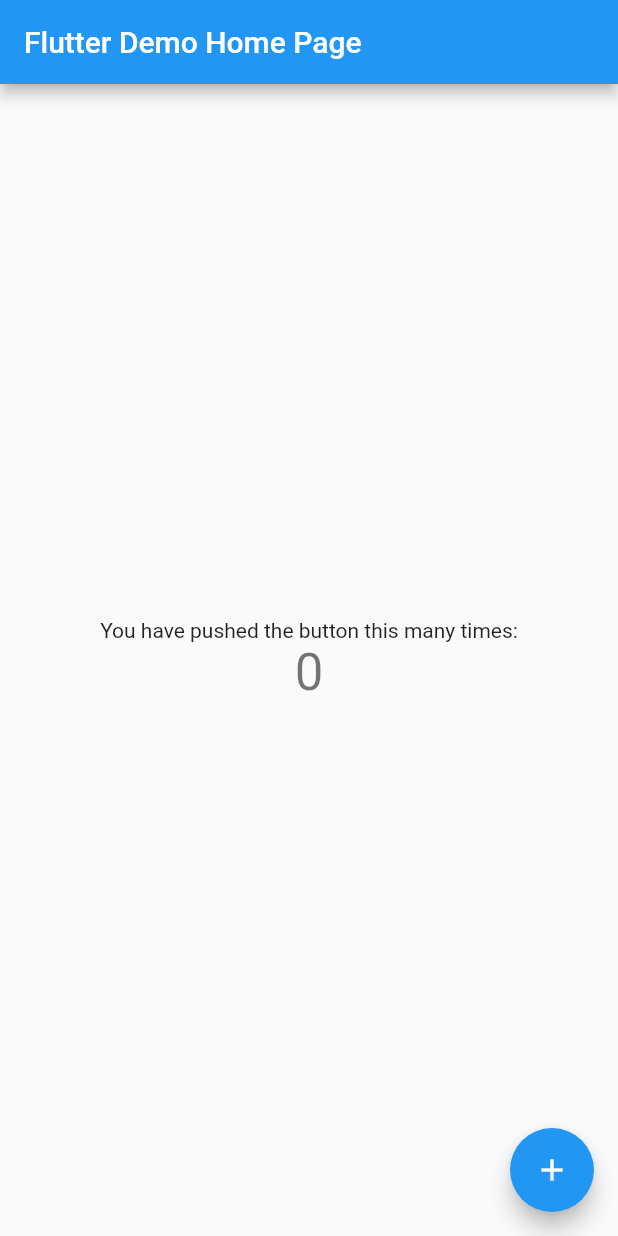
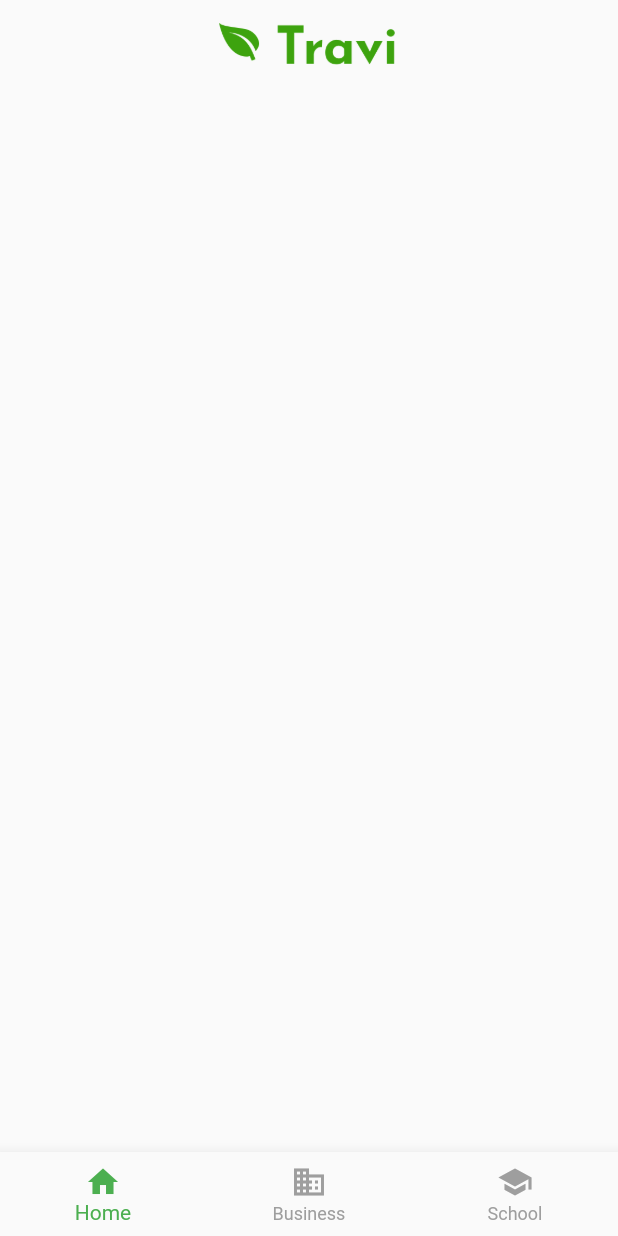
Before and after one commit to rizkyfransisca/Travi-Application, a Flutter app: the screen it shows after launch, on a phone screen of 412 x 824 dp. Run offline on Flutter 3.47's test engine with Material 2 defaults, Android fonts, the phone set to English and light mode, and no system bars.

Commit message:
Update flutter project

```diff
--- a/travi_app_flutter/lib/main.dart
+++ b/travi_app_flutter/lib/main.dart
@@ -1,115 +1,65 @@
 import 'package:flutter/material.dart';
+import 'package:travi_app/pages/homepage.dart';
 
 void main() {
   runApp(const MyApp());
 }
 
 class MyApp extends StatelessWidget {
-  const MyApp({Key? key}) : super(key: key);
+  const MyApp({ Key? key }) : super(key: key);
 
-  // This widget is the root of your application.
   @override
   Widget build(BuildContext context) {
-    return MaterialApp(
-      title: 'Flutter Demo',
-      theme: ThemeData(
-        // This is the theme of your application.
-        //
-        // Try running your application with "flutter run". You'll see the
-        // application has a blue toolbar. Then, without quitting the app, try
-        // changing the primarySwatch below to Colors.green and then invoke
-        // "hot reload" (press "r" in the console where you ran "flutter run",
-        // or simply save your changes to "hot reload" in a Flutter IDE).
-        // Notice that the counter didn't reset back to zero; the application
-        // is not restarted.
-        primarySwatch: Colors.blue,
-      ),
-      home: const MyHomePage(title: 'Flutter Demo Home Page'),
+    return const MaterialApp(
+      debugShowCheckedModeBanner: false,
+      home: NavbarButton()
     );
   }
 }
 
-class MyHomePage extends StatefulWidget {
-  const MyHomePage({Key? key, required this.title}) : super(key: key);
-
-  // This widget is the home page of your application. It is stateful, meaning
-  // that it has a State object (defined below) that contains fields that affect
-  // how it looks.
-
-  // This class is the configuration for the state. It holds the values (in this
-  // case the title) provided by the parent (in this case the App widget) and
-  // used by the build method of the State. Fields in a Widget subclass are
-  // always marked "final".
-
-  final String title;
+class NavbarButton extends StatefulWidget {
+  const NavbarButton({ Key? key }) : super(key: key);
 
   @override
-  State<MyHomePage> createState() => _MyHomePageState();
+  State<NavbarButton> createState() => _NavbarButtonState();
 }
 
-class _MyHomePageState extends State<MyHomePage> {
-  int _counter = 0;
+class _NavbarButtonState extends State<NavbarButton> {
+  int _selectedNavbar = 0;
 
-  void _incrementCounter() {
+  List pages = [
+    const HomePage(),
+  ];
+
+  void _changeSelectedNavBar(int index) {
     setState(() {
-      // This call to setState tells the Flutter framework that something has
-      // changed in this State, which causes it to rerun the build method below
-      // so that the display can reflect the updated values. If we changed
-      // _counter without calling setState(), then the build method would not be
-      // called again, and so nothing would appear to happen.
-      _counter++;
+      _selectedNavbar = index;
     });
   }
-
   @override
   Widget build(BuildContext context) {
-    // This method is rerun every time setState is called, for instance as done
-    // by the _incrementCounter method above.
-    //
-    // The Flutter framework has been optimized to make rerunning build methods
-    // fast, so that you can just rebuild anything that needs updating rather
-    // than having to individually change instances of widgets.
     return Scaffold(
-      appBar: AppBar(
-        // Here we take the value from the MyHomePage object that was created by
-        // the App.build method, and use it to set our appbar title.
-        title: Text(widget.title),
+      body: pages[_selectedNavbar],
+      bottomNavigationBar: BottomNavigationBar(
+        items: const <BottomNavigationBarItem>[
+          BottomNavigationBarItem(
+            icon: Icon(Icons.home),
+            label: 'Home',
+          ),
+          BottomNavigationBarItem(
+            icon: Icon(Icons.business),
+            label: 'Business',
+          ),
+          BottomNavigationBarItem(
+            icon: Icon(Icons.school),
+            label: 'School',
+          ),
+        ],
+        currentIndex: _selectedNavbar,
+        selectedItemColor: Colors.green,
+        unselectedItemColor: Colors.grey,
+        onTap: _changeSelectedNavBar,
       ),
-      body: Center(
-        // Center is a layout widget. It takes a single child and positions it
-        // in the middle of the parent.
-        child: Column(
-          // Column is also a layout widget. It takes a list of children and
-          // arranges them vertically. By default, it sizes itself to fit its
-          // children horizontally, and tries to be as tall as its parent.
-          //
-          // Invoke "debug painting" (press "p" in the console, choose the
-          // "Toggle Debug Paint" action from the Flutter Inspector in Android
-          // Studio, or the "Toggle Debug Paint" command in Visual Studio Code)
-          // to see the wireframe for each widget.
-          //
-          // Column has various properties to control how it sizes itself and
-          // how it positions its children. Here we use mainAxisAlignment to
-          // center the children vertically; the main axis here is the vertical
-          // axis because Columns are vertical (the cross axis would be
-          // horizontal).
-          mainAxisAlignment: MainAxisAlignment.center,
-          children: <Widget>[
-            const Text(
-              'You have pushed the button this many times:',
-            ),
-            Text(
-              '$_counter',
-              style: Theme.of(context).textTheme.headline4,
-            ),
-          ],
-        ),
-      ),
-      floatingActionButton: FloatingActionButton(
-        onPressed: _incrementCounter,
-        tooltip: 'Increment',
-        child: const Icon(Icons.add),
-      ), // This trailing comma makes auto-formatting nicer for build methods.
     );
   }
 }
--- /dev/null
+++ b/travi_app_flutter/lib/pages/homepage.dart
@@ -0,0 +1,29 @@
+import 'package:flutter/material.dart';
+
+class HomePage extends StatefulWidget {
+  const HomePage({ Key? key }) : super(key: key);
+
+  @override
+  State<HomePage> createState() => _HomePageState();
+}
+
+class _HomePageState extends State<HomePage> {
+  @override
+  Widget build(BuildContext context) {
+    return Scaffold(
+      body: Center(
+        child: Column(
+          children: [
+            Padding(
+              padding: const EdgeInsets.symmetric(vertical: 15),
+              child: Image.asset(
+                  'assets/images/logo.png',
+                  width: 120,
+                ),
+            )
+          ],
+        ),
+      )
+    );
+  }
+}
--- a/travi_app_flutter/pubspec.yaml
+++ b/travi_app_flutter/pubspec.yaml
@@ -58,9 +58,8 @@
   uses-material-design: true
 
   # To add assets to your application, add an assets section, like this:
-  # assets:
-  #   - images/a_dot_burr.jpeg
-  #   - images/a_dot_ham.jpeg
+  assets:
+    - assets/images/
 
   # An image asset can refer to one or more resolution-specific "variants", see
   # https://flutter.dev/assets-and-images/#resolution-aware.
```
Also changed, not shown: travi_app_flutter/assets/images/logo.png (added), travi_app_flutter/pubspec.lock, 1 other file.
